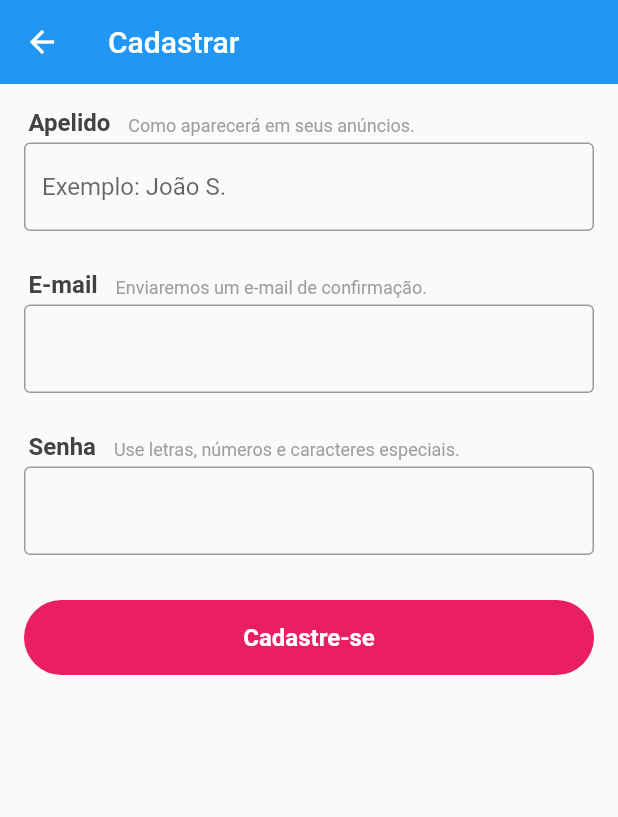
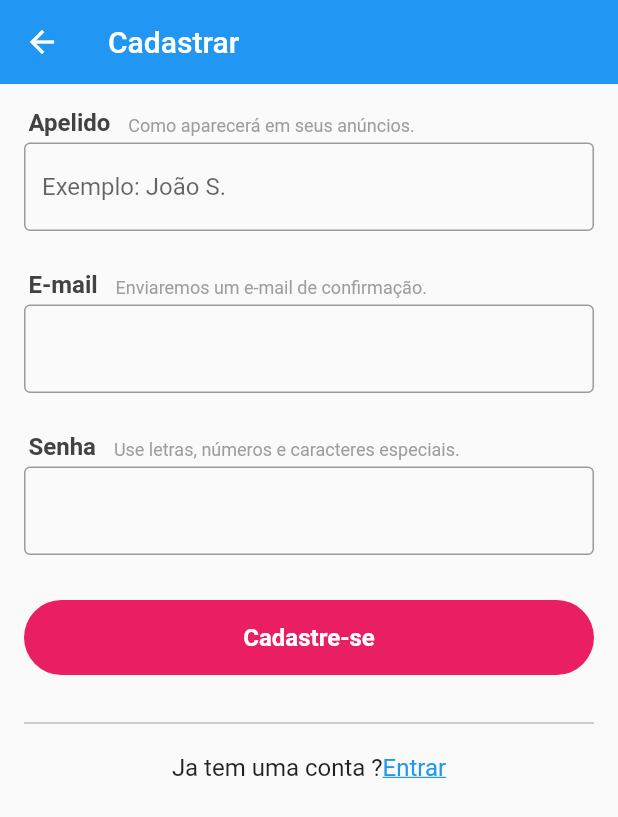
Before and after one commit to jvmineiro/olx_clone, a Flutter app: the SignUpScreen screen opened directly, on a phone screen of 412 x 824 dp. Shown: the top 817 px of the screen. Run offline on Flutter 3.47's test engine with Material 2 defaults, Android fonts, the phone set to English and light mode, and no system bars; our stand-ins replace brasil_fields, rxdart.

```diff
--- a/lib/screens/signup/signup_screen.dart
+++ b/lib/screens/signup/signup_screen.dart
@@ -35,7 +35,10 @@ class _SignUpScreenState extends State<SignUpScreen> {
       ),
       body: Form(
         key: _formKey,
-        child: ListView(
+        child: StreamBuilder<SignUpBlocState>(
+          stream: _signUpBloc.outState,
+          builder: (context, snapshot) {
+            return ListView(
               padding: const EdgeInsets.all(16),
               children: <Widget>[
                 const FieldTitle(
@@ -52,9 +55,8 @@ class _SignUpScreenState extends State<SignUpScreen> {
                       return 'Apelido muito curto';
                     return null;
                   },
-              onSaved: (text){
-
-              },
+                  onSaved: _signUpBloc.setName,
+                  enabled: snapshot.data.state != SignUpState.LOADING,
                 ),
                 const SizedBox(height: 26,),
                 const FieldTitle(
@@ -70,9 +72,8 @@ class _SignUpScreenState extends State<SignUpScreen> {
                       return 'E-mail inválido';
                     return null;
                   },
-              onSaved: (text){
-
-              },
+                  onSaved: _signUpBloc.setEmail,
+                  enabled: snapshot.data.state != SignUpState.LOADING,
                 ),
                 const SizedBox(height: 26,),
                 const FieldTitle(
@@ -80,9 +81,8 @@ class _SignUpScreenState extends State<SignUpScreen> {
                   subtitle: 'Use letras, números e caracteres especiais.',
                 ),
                 PasswordField(
-              onSaved: (text){
-
-              },
+                  onSaved: _signUpBloc.setPassword,
+                  enabled: snapshot.data.state != SignUpState.LOADING,
                 ),
                 Container(
                   margin: const EdgeInsets.symmetric(vertical: 24),
@@ -90,7 +90,11 @@ class _SignUpScreenState extends State<SignUpScreen> {
                   child: RaisedButton(
                     color: Colors.pink,
                     disabledColor: Colors.pink.withAlpha(150),
-                child: Text(
+                    child: snapshot.data.state == SignUpState.LOADING ?
+                    CircularProgressIndicator(
+                      valueColor: AlwaysStoppedAnimation<Color>(Colors.white),
+                    ) :
+                    Text(
                       'Cadastre-se',
                       style: TextStyle(
                         color: Colors.white,
@@ -98,14 +102,44 @@ class _SignUpScreenState extends State<SignUpScreen> {
                         fontWeight: FontWeight.w600,
                       ),
                     ),
-                onPressed: _signUp,
+                    onPressed: snapshot.data.state != SignUpState.LOADING ? _signUp : null,
                     elevation: 0,
                     shape: RoundedRectangleBorder(
                       borderRadius: BorderRadius.circular(25)
                     ),
                   ),
                 ),
+                Divider(
+                  color: Colors.grey,
+                ),
+                Padding(
+                  padding: const EdgeInsets.symmetric(vertical: 12),
+                  child: Row(
+                    mainAxisAlignment: MainAxisAlignment.center,
+                    children: <Widget>[
+                      const Text(
+                        'Ja tem uma conta ?',
+                        style: TextStyle(fontSize: 16),
+                      ),
+                      GestureDetector(
+                        onTap: () {
+                          Navigator.of(context).pop();
+                        },
+                        child: Text(
+                          'Entrar',
+                          style: TextStyle(
+                            decoration: TextDecoration.underline,
+                            color: Colors.blue,
+                            fontSize: 16,
+                          ),
+                        ),
+                      )
                     ],
+                  ),
+                )
+              ],
+            );
+          }
         ),
       ),
     );
@@ -115,7 +149,7 @@ class _SignUpScreenState extends State<SignUpScreen> {
     if(_formKey.currentState.validate()){
       _formKey.currentState.save();
 
-
+      _signUpBloc.signUp();
     }
   }
 }
--- a/lib/screens/signup/widgets/password_field.dart
+++ b/lib/screens/signup/widgets/password_field.dart
@@ -2,9 +2,10 @@ import 'package:flutter/material.dart';
 
 class PasswordField extends StatelessWidget {
 
-  PasswordField({this.onSaved});
+  PasswordField({this.onSaved, this.enabled});
 
   final FormFieldSetter<String> onSaved;
+  final bool enabled;
 
   @override
   Widget build(BuildContext context) {
@@ -39,6 +40,7 @@ class PasswordField extends StatelessWidget {
               decoration: const InputDecoration(border: OutlineInputBorder()),
               obscureText: true,
               onChanged: state.didChange,
+              enabled: enabled,
             ),
             if(state.value.isNotEmpty)
             Container(
```
Also changed, not shown: lib/blocs/signup_bloc.dart (+19 -1 lines). Lines whose indentation alone changed are shown as unchanged.
